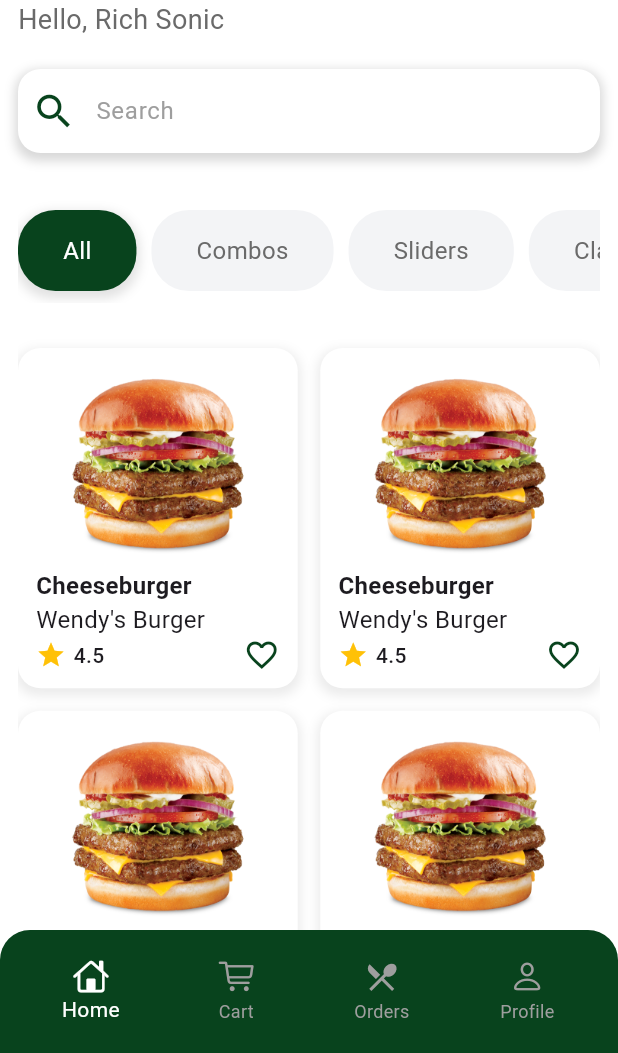
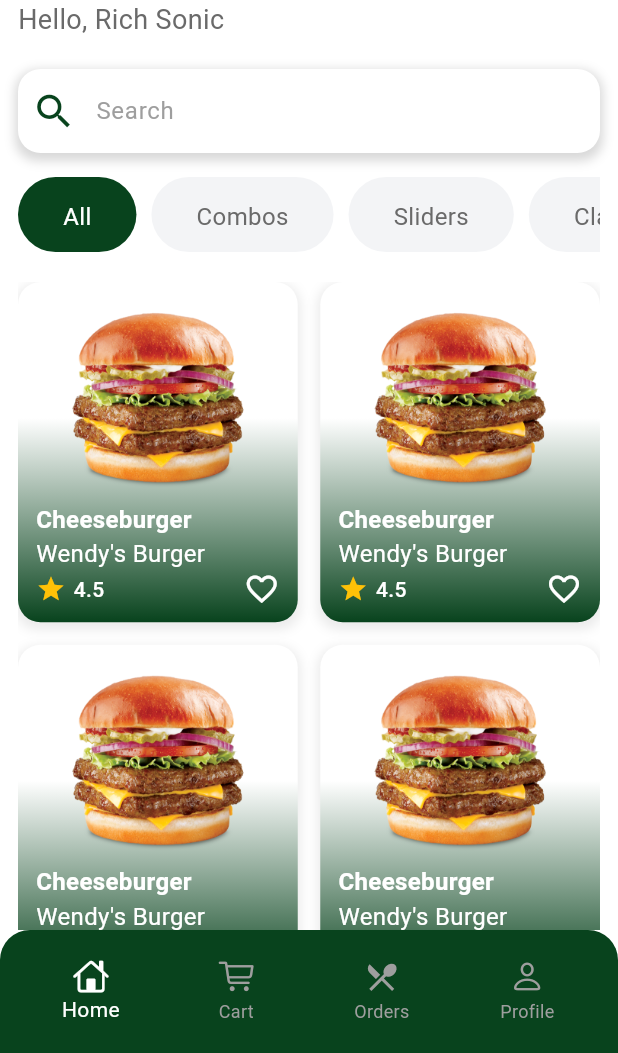
Before and after one commit to khaledgamal22/Hungry_app, a Flutter app: the screen it shows after launch, on a phone screen of 412 x 824 dp, the part 183-1236 px from its top. Run offline on Flutter 3.47's test engine with Material 3 defaults, Android fonts, the phone set to English and light mode, and no system bars; our stand-ins replace bloc, flutter_bloc, flutter_screenutil, gap.

Commit message:
refactor in home screen

```diff
--- a/lib/features/home/presentation/views/widgets/filter_item.dart
+++ b/lib/features/home/presentation/views/widgets/filter_item.dart
@@ -12,16 +12,6 @@ class FilterItem extends StatelessWidget {
       decoration: BoxDecoration(
         color: isSelected ? AppColors.primary : Color(0xffF3F4F6),
         borderRadius: BorderRadius.circular(25),
-        boxShadow: isSelected
-            ? [
-                BoxShadow(
-                  color: Colors.grey.withValues(alpha: 0.3),
-                  spreadRadius: 2,
-                  blurRadius: 5,
-                  offset: const Offset(0, 3),
-                ),
-              ]
-            : null,
       ),
       child: Padding(
         padding: const EdgeInsets.symmetric(vertical: 15, horizontal: 30),
--- a/lib/features/home/presentation/views/widgets/filter_list.dart
+++ b/lib/features/home/presentation/views/widgets/filter_list.dart
@@ -11,7 +11,7 @@ class FilterList extends StatelessWidget {
   Widget build(BuildContext context) {
     final cubit = context.watch<HomeCubit>();
     return SizedBox(
-      height: 70,
+      height: 50,
       child: ListView.separated(
         scrollDirection: Axis.horizontal,
         itemBuilder: (_, index) {
@@ -19,12 +19,9 @@ class FilterList extends StatelessWidget {
             onTap: () {
               cubit.changeFilter(index);
             },
-            child: Padding(
-              padding: const EdgeInsets.symmetric(vertical: 8),
-              child: FilterItem(
-                isSelected: index == cubit.selectedIndex,
-                title: cubit.filters[index],
-              ),
+            child: FilterItem(
+              isSelected: index == cubit.selectedIndex,
+              title: cubit.filters[index],
             ),
           );
         },
--- a/lib/features/home/presentation/views/widgets/home_view_body.dart
+++ b/lib/features/home/presentation/views/widgets/home_view_body.dart
@@ -1,9 +1,8 @@
 import 'package:flutter/material.dart';
 import 'package:gap/gap.dart';
-import 'package:hungry/core/utils/app_colors.dart';
-import 'package:hungry/core/utils/app_images.dart';
 import 'package:hungry/features/home/presentation/views/widgets/filter_list.dart';
 import 'package:hungry/features/home/presentation/views/widgets/home_header.dart';
+import 'package:hungry/features/home/presentation/views/widgets/products_grid.dart';
 import 'package:hungry/features/home/presentation/views/widgets/search_text_field.dart';
 
 class HomeViewBody extends StatelessWidget {
@@ -19,11 +18,13 @@ class HomeViewBody extends StatelessWidget {
           HomeHeader(),
           Gap(20),
           SearchTextField(),
-          Gap(30),
+          Gap(16),
+          FilterList(),
+          Gap(20),
           Expanded(
             child: ListView(
               physics: const BouncingScrollPhysics(),
-              children: [FilterList(), Gap(30), ProductsGrid(), Gap(30)],
+              children: [ProductsGrid(), Gap(30)],
             ),
           ),
         ],
@@ -31,77 +32,3 @@ class HomeViewBody extends StatelessWidget {
     );
   }
 }
-
-class ProductsGrid extends StatelessWidget {
-  const ProductsGrid({super.key});
-
-  @override
-  Widget build(BuildContext context) {
-    return GridView.builder(
-      gridDelegate: SliverGridDelegateWithFixedCrossAxisCount(
-        crossAxisCount: 2,
-        childAspectRatio: 185 / 225,
-        mainAxisSpacing: 15,
-        crossAxisSpacing: 15,
-      ),
-      itemBuilder: (_, index) {
-        return ProductItem();
-      },
-      itemCount: 6,
-      shrinkWrap: true,
-      physics: const BouncingScrollPhysics(),
-    );
-  }
-}
-
-class ProductItem extends StatelessWidget {
-  const ProductItem({super.key});
-
-  @override
-  Widget build(BuildContext context) {
-    return Container(
-      decoration: BoxDecoration(
-        color: AppColors.white,
-        borderRadius: BorderRadius.circular(15),
-        boxShadow: [
-          BoxShadow(
-            color: Colors.grey.withValues(alpha: 0.2),
-            spreadRadius: 2,
-            blurRadius: 5,
-            offset: const Offset(0, 3),
-          ),
-        ],
-      ),
-      child: Padding(
-        padding: const EdgeInsets.symmetric(horizontal: 12, vertical: 10),
-        child: Column(
-          crossAxisAlignment: CrossAxisAlignment.start,
-          children: [
-            Flexible(child: Center(child: Image.asset(AppImages.pngwing))),
-            Gap(5),
-            Text(
-              'Cheeseburger',
-              style: TextStyle(fontSize: 16, fontWeight: FontWeight.w600),
-            ),
-            Text(
-              "Wendy's Burger",
-              style: TextStyle(fontSize: 16, fontWeight: FontWeight.w400),
-            ),
-            Row(
-              children: [
-                Icon(Icons.star, color: Colors.amber, size: 20),
-                Gap(5),
-                Text(
-                  '4.5',
-                  style: TextStyle(fontSize: 14, fontWeight: FontWeight.w500),
-                ),
-                Spacer(),
-                Icon(Icons.favorite_border, color: AppColors.primary),
-              ],
-            ),
-          ],
-        ),
-      ),
-    );
-  }
-}
--- /dev/null
+++ b/lib/features/home/presentation/views/widgets/product_item.dart
@@ -0,0 +1,74 @@
+import 'package:flutter/material.dart';
+import 'package:gap/gap.dart';
+import 'package:hungry/core/utils/app_colors.dart';
+import 'package:hungry/core/utils/app_images.dart';
+
+class ProductItem extends StatelessWidget {
+  const ProductItem({super.key});
+
+  @override
+  Widget build(BuildContext context) {
+    return Container(
+      decoration: BoxDecoration(
+        color: AppColors.white,
+        gradient: LinearGradient(
+          colors: [AppColors.white, AppColors.primary],
+          begin: Alignment.topCenter,
+          end: Alignment.bottomCenter,
+          stops: const [0.4, 1],
+        ),
+        borderRadius: BorderRadius.circular(15),
+        boxShadow: [
+          BoxShadow(
+            color: Colors.grey.withValues(alpha: 0.2),
+            spreadRadius: 2,
+            blurRadius: 5,
+            offset: const Offset(0, 3),
+          ),
+        ],
+      ),
+      child: Padding(
+        padding: const EdgeInsets.symmetric(horizontal: 12, vertical: 10),
+        child: Column(
+          crossAxisAlignment: CrossAxisAlignment.start,
+          children: [
+            Flexible(child: Center(child: Image.asset(AppImages.pngwing))),
+            Gap(5),
+            Text(
+              'Cheeseburger',
+              style: TextStyle(
+                fontSize: 16,
+                fontWeight: FontWeight.w600,
+                color: AppColors.white,
+              ),
+            ),
+            Text(
+              "Wendy's Burger",
+              style: TextStyle(
+                fontSize: 16,
+                fontWeight: FontWeight.w400,
+                color: AppColors.white,
+              ),
+            ),
+            Row(
+              children: [
+                Icon(Icons.star, color: Colors.amber, size: 20),
+                Gap(5),
+                Text(
+                  '4.5',
+                  style: TextStyle(
+                    fontSize: 14,
+                    fontWeight: FontWeight.w500,
+                    color: AppColors.white,
+                  ),
+                ),
+                Spacer(),
+                Icon(Icons.favorite_border, color: AppColors.white),
+              ],
+            ),
+          ],
+        ),
+      ),
+    );
+  }
+}
--- /dev/null
+++ b/lib/features/home/presentation/views/widgets/products_grid.dart
@@ -0,0 +1,24 @@
+import 'package:flutter/material.dart';
+import 'package:hungry/features/home/presentation/views/widgets/product_item.dart';
+
+class ProductsGrid extends StatelessWidget {
+  const ProductsGrid({super.key});
+
+  @override
+  Widget build(BuildContext context) {
+    return GridView.builder(
+      gridDelegate: SliverGridDelegateWithFixedCrossAxisCount(
+        crossAxisCount: 2,
+        childAspectRatio: 185 / 225,
+        mainAxisSpacing: 15,
+        crossAxisSpacing: 15,
+      ),
+      itemBuilder: (_, index) {
+        return ProductItem();
+      },
+      itemCount: 6,
+      shrinkWrap: true,
+      physics: const BouncingScrollPhysics(),
+    );
+  }
+}
```
